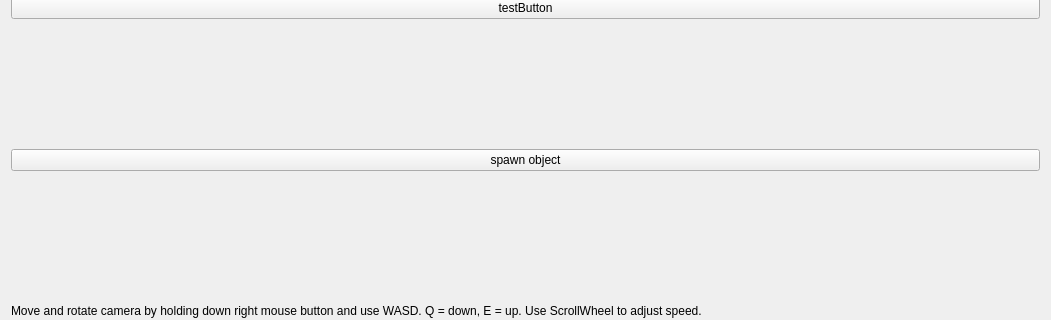
Above: mainwindow.ui from FredrikEik/Game_Engine_Architecture before the change; both pictures show x 0 to 1051 and y 308 to 628 of the 1051 by 788 pixel window. Below: the same form after it.
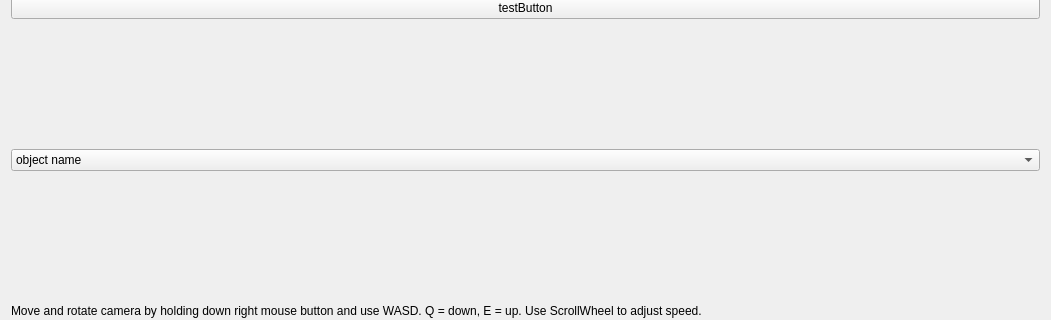
That is the form after the change.

Commit message:
spawner objects fra liste
midlertidlig løsning

What changed in the file:
```diff
--- a/mainwindow.ui
+++ b/mainwindow.ui
@@ -45,10 +45,36 @@
      </widget>
     </item>
     <item>
-     <widget class="QPushButton" name="pushButton_3">
-      <property name="text">
-       <string>spawn object</string>
+     <widget class="QComboBox" name="comboBox">
+      <property name="enabled">
+       <bool>true</bool>
       </property>
+      <property name="editable">
+       <bool>false</bool>
+      </property>
+      <property name="currentText">
+       <string>object name</string>
+      </property>
+      <item>
+       <property name="text">
+        <string>object name</string>
+       </property>
+      </item>
+      <item>
+       <property name="text">
+        <string>spawn cube</string>
+       </property>
+      </item>
+      <item>
+       <property name="text">
+        <string>spawn obj</string>
+       </property>
+      </item>
+      <item>
+       <property name="text">
+        <string>spawn triangle</string>
+       </property>
+      </item>
      </widget>
     </item>
     <item>
```
The commit also changes 4 other files.
